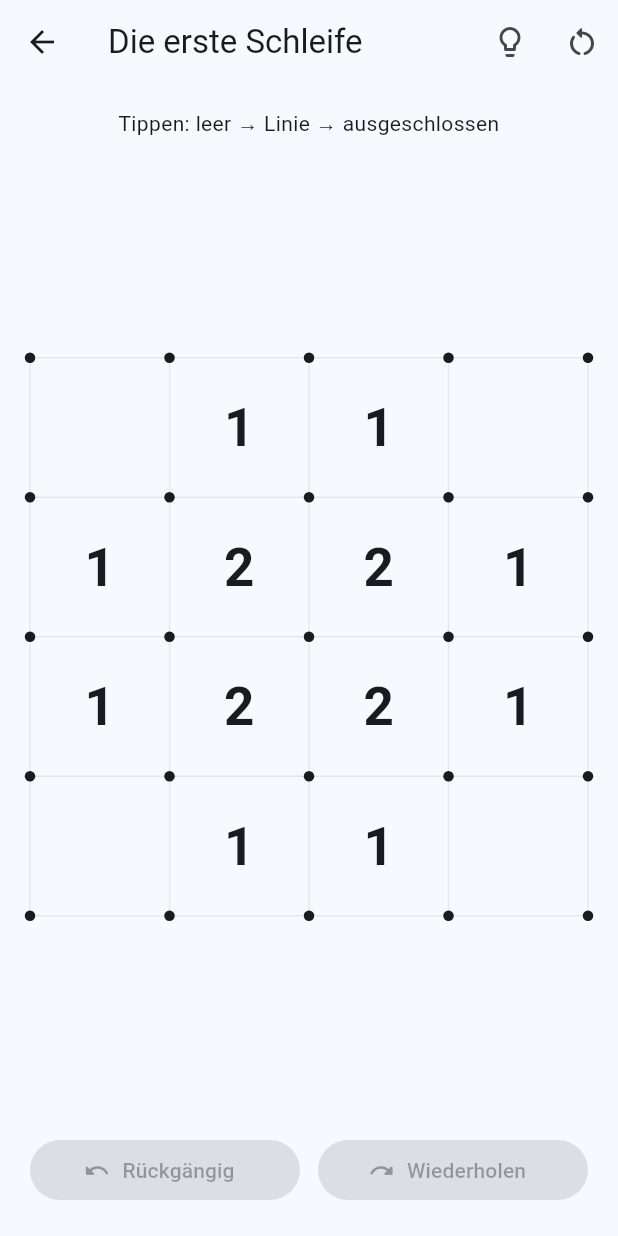
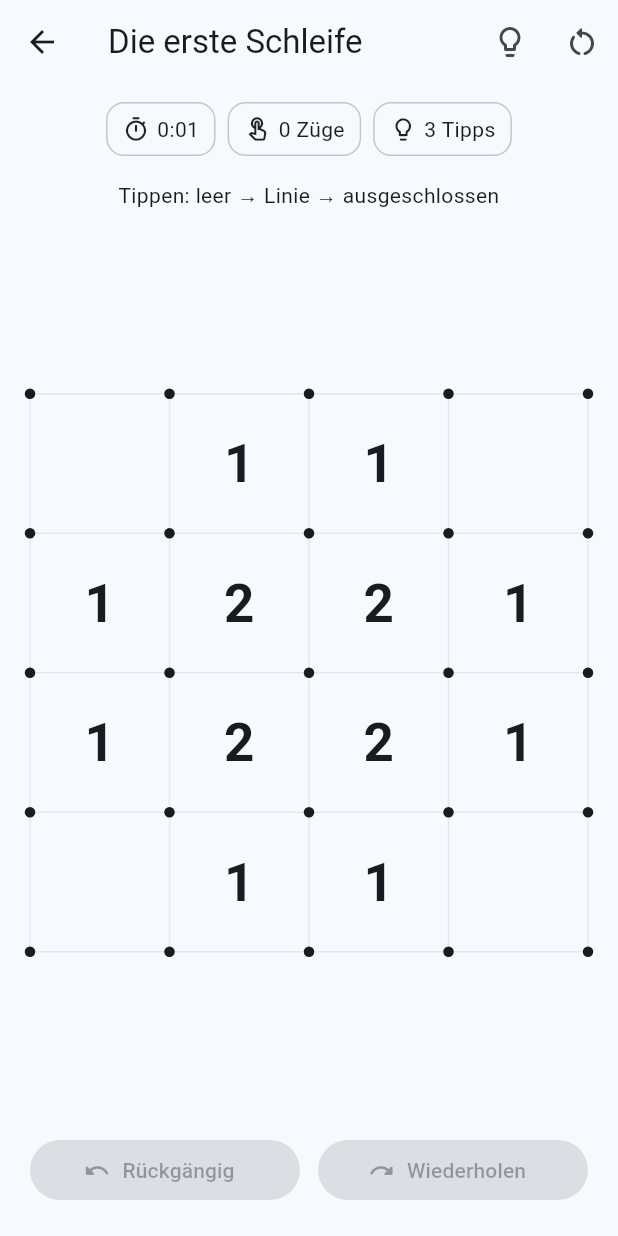
Before and after one commit to heinrichheinrichson-bit/PROJECT_LOGIC, a Flutter app: the SlitherlinkGameScreen screen opened directly, on a phone screen of 412 x 824 dp. Run offline on Flutter 3.47's test engine with Material 3 defaults, Android fonts, the phone set to English and light mode, and no system bars; our stand-ins replace shared_preferences; accounts and stored records are empty.

Commit message:
Track Slitherlink play and statistics

```diff
--- a/lib/slitherlink_foundation.dart
+++ b/lib/slitherlink_foundation.dart
@@ -1,7 +1,13 @@
+import 'dart:async';
+
 import 'package:flutter/material.dart';
 import 'package:flutter/foundation.dart';
 
+import 'app_preferences.dart';
+import 'core/domain/game_identity.dart';
+import 'core/monetization/hint_economy.dart';
 import 'core/presentation/confirm_restart_dialog.dart';
+import 'game_storage.dart';
 
 enum SlitherEdgeMark { empty, line, blocked }
 
@@ -234,11 +240,27 @@ class _SlitherlinkGameScreenState extends State<SlitherlinkGameScreen> {
   final List<SlitherlinkState> _redo = [];
   bool _completionShown = false;
   bool _developerCompletion = false;
+  Timer? _timer;
+  int _elapsedSeconds = 0;
+  int _moves = 0;
+  int _hintsUsed = 0;
+  HintBudget _hintBudget = const HintBudget();
 
   @override
   void initState() {
     super.initState();
     _state = SlitherlinkState(puzzle: widget.puzzle);
+    _timer = Timer.periodic(const Duration(seconds: 1), (_) {
+      if (mounted && !_completionShown) {
+        setState(() => _elapsedSeconds++);
+      }
+    });
+  }
+
+  @override
+  void dispose() {
+    _timer?.cancel();
+    super.dispose();
   }
 
   void _cycle(SlitherEdge edge) {
@@ -247,6 +269,7 @@ class _SlitherlinkGameScreenState extends State<SlitherlinkGameScreen> {
       _history.add(_state);
       _state = _state.cycle(edge);
       _redo.clear();
+      _moves++;
     });
     if (_state.isSolved) _showCompletion();
   }
@@ -256,6 +279,7 @@ class _SlitherlinkGameScreenState extends State<SlitherlinkGameScreen> {
     setState(() {
       _redo.add(_state);
       _state = _history.removeLast();
+      if (_moves > 0) _moves--;
     });
   }
 
@@ -264,11 +288,19 @@ class _SlitherlinkGameScreenState extends State<SlitherlinkGameScreen> {
     setState(() {
       _history.add(_state);
       _state = _redo.removeLast();
+      _moves++;
     });
     if (_state.isSolved) _showCompletion();
   }
 
   void _hint() {
+    final premium = PreferencesScope.of(context).premiumSimulationEnabled;
+    if (!premium && !_hintBudget.canUseHint) {
+      ScaffoldMessenger.of(context).showSnackBar(
+        const SnackBar(content: Text('Keine Hinweise mehr verfügbar.')),
+      );
+      return;
+    }
     for (final edge in _allEdges(widget.puzzle)) {
       final expected = widget.puzzle.solution.contains(edge.id)
           ? SlitherEdgeMark.line
@@ -280,6 +312,9 @@ class _SlitherlinkGameScreenState extends State<SlitherlinkGameScreen> {
           ..[edge.id] = expected;
         _state = SlitherlinkState(puzzle: widget.puzzle, marks: updated);
         _redo.clear();
+        _moves++;
+        _hintsUsed++;
+        if (!premium) _hintBudget = _hintBudget.useHint();
       });
       if (_state.isSolved) _showCompletion();
       return;
@@ -293,12 +328,30 @@ class _SlitherlinkGameScreenState extends State<SlitherlinkGameScreen> {
       _state = SlitherlinkState(puzzle: widget.puzzle);
       _redo.clear();
       _completionShown = false;
+      _elapsedSeconds = 0;
+      _moves = 0;
+      _hintsUsed = 0;
+      _hintBudget = const HintBudget();
     });
   }
 
   Future<void> _showCompletion() async {
     if (_completionShown) return;
     _completionShown = true;
+    if (!_developerCompletion) {
+      await GameStorage().recordCompletion(
+        puzzleId: widget.puzzle.id,
+        elapsedSeconds: _elapsedSeconds,
+        source: GameMode.tutorial,
+        difficulty: PuzzleDifficulty.easy,
+        boardSize: widget.puzzle.rows,
+        gameType: GameType.slitherlink,
+        moves: _moves,
+        hintsUsed: _hintsUsed,
+        rewardedHints: _hintBudget.rewardedHints,
+      );
+    }
+    if (!mounted) return;
     await showDialog<void>(
       context: context,
       barrierDismissible: false,
@@ -317,6 +370,12 @@ class _SlitherlinkGameScreenState extends State<SlitherlinkGameScreen> {
               const Chip(
                 avatar: Icon(Icons.science_outlined),
                 label: Text('Testabschluss · keine Statistik'),
+              ),
+            ] else ...[
+              const SizedBox(height: 16),
+              Text(
+                '${_formatTime(_elapsedSeconds)} · $_moves Züge · $_hintsUsed Hinweise',
+                textAlign: TextAlign.center,
               ),
             ],
           ],
@@ -354,6 +413,7 @@ class _SlitherlinkGameScreenState extends State<SlitherlinkGameScreen> {
           _redo.clear();
           _completionShown = false;
           _developerCompletion = true;
+          _moves = 0;
         });
         return;
       case _SlitherDeveloperAction.solve:
@@ -371,6 +431,7 @@ class _SlitherlinkGameScreenState extends State<SlitherlinkGameScreen> {
           _redo.clear();
           _completionShown = false;
           _developerCompletion = true;
+          _moves = 0;
         });
         await _showCompletion();
         return;
@@ -390,6 +451,7 @@ class _SlitherlinkGameScreenState extends State<SlitherlinkGameScreen> {
           _redo.clear();
           _completionShown = false;
           _developerCompletion = true;
+          _moves = 0;
         });
         return;
       case _SlitherDeveloperAction.reset:
@@ -399,9 +461,19 @@ class _SlitherlinkGameScreenState extends State<SlitherlinkGameScreen> {
           _redo.clear();
           _completionShown = false;
           _developerCompletion = false;
+          _elapsedSeconds = 0;
+          _moves = 0;
+          _hintsUsed = 0;
+          _hintBudget = const HintBudget();
         });
         return;
     }
+  }
+
+  static String _formatTime(int seconds) {
+    final minutes = seconds ~/ 60;
+    final rest = seconds % 60;
+    return '$minutes:${rest.toString().padLeft(2, '0')}';
   }
 
   @override
@@ -448,6 +520,31 @@ class _SlitherlinkGameScreenState extends State<SlitherlinkGameScreen> {
         body: SafeArea(
           child: Column(
             children: [
+              Padding(
+                padding: const EdgeInsets.fromLTRB(20, 12, 20, 0),
+                child: Row(
+                  mainAxisAlignment: MainAxisAlignment.center,
+                  children: [
+                    _SlitherStatus(
+                      icon: Icons.timer_outlined,
+                      label: _formatTime(_elapsedSeconds),
+                    ),
+                    const SizedBox(width: 8),
+                    _SlitherStatus(
+                      icon: Icons.touch_app_outlined,
+                      label: '$_moves Züge',
+                    ),
+                    const SizedBox(width: 8),
+                    _SlitherStatus(
+                      icon: Icons.lightbulb_outline,
+                      label:
+                          PreferencesScope.of(context).premiumSimulationEnabled
+                              ? 'Premium'
+                              : '${_hintBudget.remainingHints} Tipps',
+                    ),
+                  ],
+                ),
+              ),
               const Padding(
                 padding: EdgeInsets.fromLTRB(20, 16, 20, 8),
                 child: Text(
@@ -494,6 +591,31 @@ class _SlitherlinkGameScreenState extends State<SlitherlinkGameScreen> {
               ),
             ],
           ),
+        ),
+      );
+}
+
+class _SlitherStatus extends StatelessWidget {
+  const _SlitherStatus({required this.icon, required this.label});
+
+  final IconData icon;
+  final String label;
+
+  @override
+  Widget build(BuildContext context) => Container(
+        padding: const EdgeInsets.symmetric(horizontal: 10, vertical: 7),
+        decoration: BoxDecoration(
+          border:
+              Border.all(color: Theme.of(context).colorScheme.outlineVariant),
+          borderRadius: BorderRadius.circular(12),
+        ),
+        child: Row(
+          mainAxisSize: MainAxisSize.min,
+          children: [
+            Icon(icon, size: 18),
+            const SizedBox(width: 5),
+            Text(label),
+          ],
         ),
       );
 }
```
Also changed, not shown: 1 other file.
